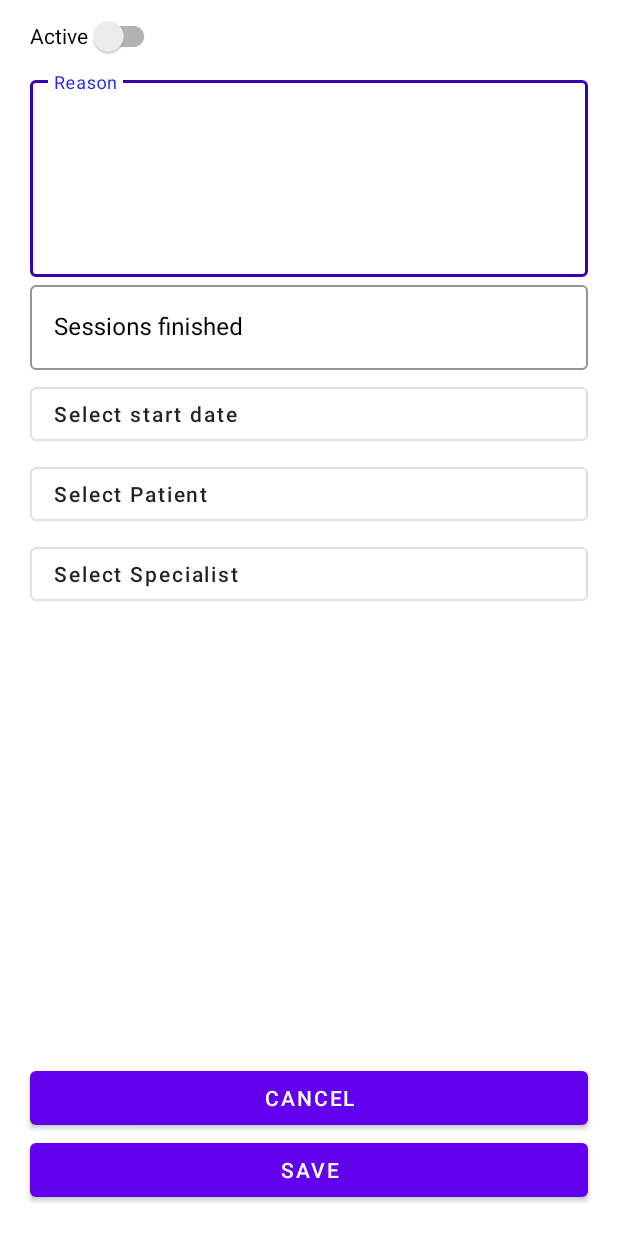
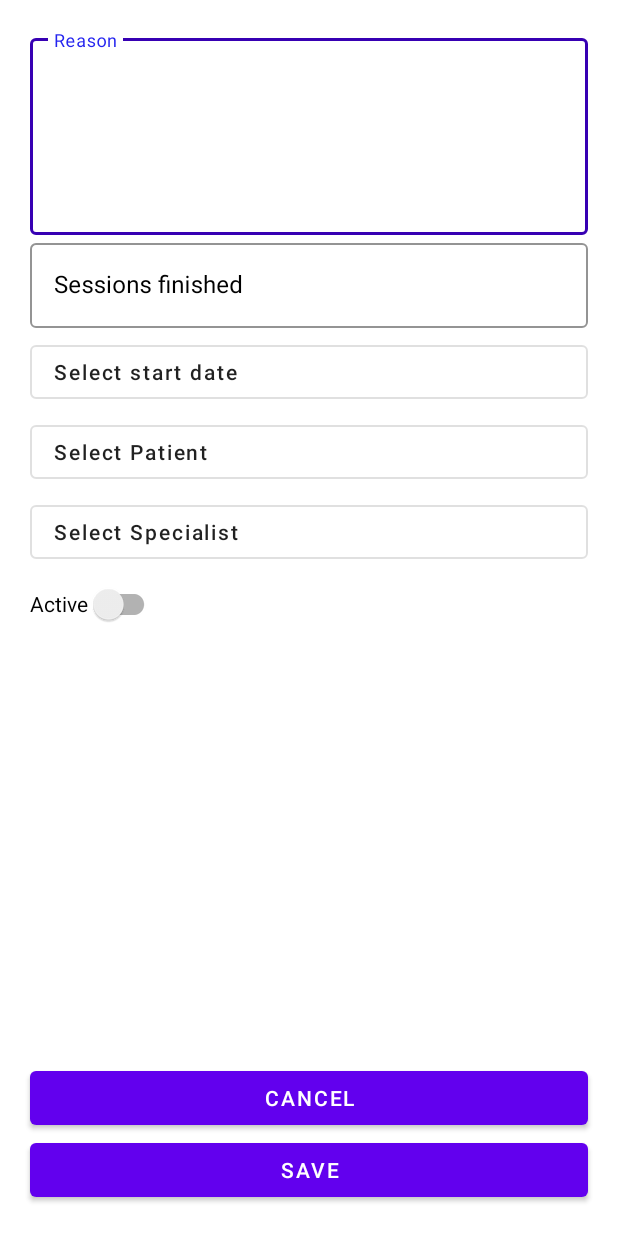
Before and after one commit to DanielItb/Yapp_Android, an Android app: the fragment TreatmentFormFragment shown on its own in the app's theme, on a phone screen of 412 x 824 dp. Run offline under Robolectric (Android 15) with nearby library versions, the phone set to English and light mode, and no system bars.

Commit message:
Treatment adjustments

```diff
--- a/app/src/main/res/layout/fragment_treatment_form.xml
+++ b/app/src/main/res/layout/fragment_treatment_form.xml
@@ -4,7 +4,8 @@
     xmlns:tools="http://schemas.android.com/tools"
     android:layout_width="match_parent"
     android:layout_height="match_parent"
-    tools:context=".fragments.TreatmentFormFragment">
+    tools:context=".fragments.TreatmentFormFragment"
+    android:paddingVertical="20dp">
 
 
     <androidx.appcompat.widget.SwitchCompat
@@ -15,7 +16,7 @@
         android:layout_marginStart="20dp"
         android:text="@string/active"
         app:layout_constraintStart_toStartOf="parent"
-        app:layout_constraintTop_toTopOf="parent"
+        app:layout_constraintTop_toBottomOf="@+id/selectSpecialistButton"
         app:useMaterialThemeColors="false" />
 
     <com.google.android.material.textfield.TextInputLayout
@@ -24,7 +25,7 @@
         android:hint="@string/reason"
         app:layout_constraintEnd_toEndOf="parent"
         app:layout_constraintStart_toStartOf="parent"
-        app:layout_constraintTop_toBottomOf="@+id/simpleSwitch">
+        app:layout_constraintTop_toTopOf="parent">
 
         <com.google.android.material.textfield.TextInputEditText
             android:id="@+id/treatmentReasonEditText"
--- a/app/src/main/res/values/themes.xml
+++ b/app/src/main/res/values/themes.xml
@@ -56,7 +56,6 @@
         <item name="android:text">@string/save</item>
         <item name="android:layout_marginStart">20dp</item>
         <item name="android:layout_marginEnd">20dp</item>
-        <item name="android:layout_marginBottom">20dp</item>
     </style>
 
     <style name="CancelButton">
```
